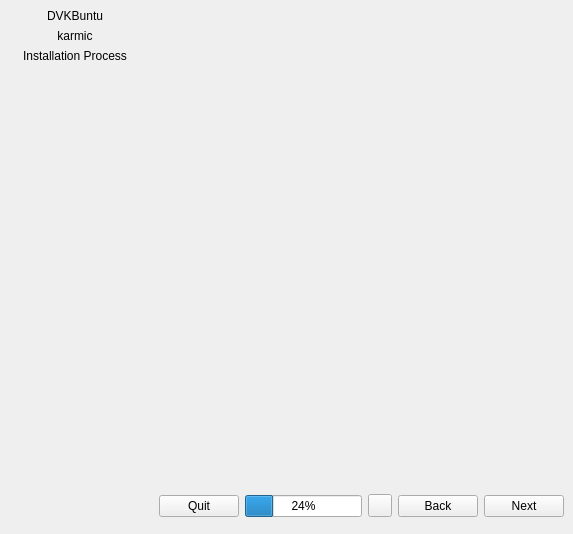
This is ubiquity-frontend-dvkbuntu/app.ui in handyopensource/dvkbuntu-ppa-1910 as Qt 5 draws it before an edit. The edited form follows.
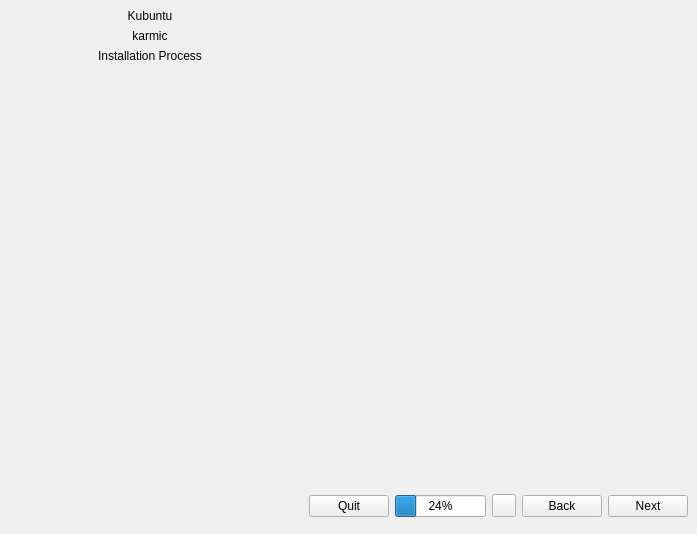
This is the edited form.

What changed in the file:
```diff
--- a/ubiquity-frontend-dvkbuntu/app.ui
+++ b/ubiquity-frontend-dvkbuntu/app.ui
@@ -119,14 +119,14 @@
     <item row="0" column="0" rowspan="2">
      <widget class="QWidget" name="sidebar_widget" native="true">
       <property name="sizePolicy">
-       <sizepolicy hsizetype="Fixed" vsizetype="MinimumExpanding">
+       <sizepolicy hsizetype="Preferred" vsizetype="MinimumExpanding">
         <horstretch>0</horstretch>
         <verstretch>0</verstretch>
        </sizepolicy>
       </property>
       <property name="minimumSize">
        <size>
-        <width>150</width>
+        <width>300</width>
         <height>0</height>
        </size>
       </property>
@@ -155,7 +155,7 @@
           <item>
            <widget class="QLabel" name="distro_name_label">
             <property name="text">
-             <string>DVKBuntu</string>
+             <string>Kubuntu</string>
             </property>
             <property name="scaledContents">
              <bool>false</bool>
```
